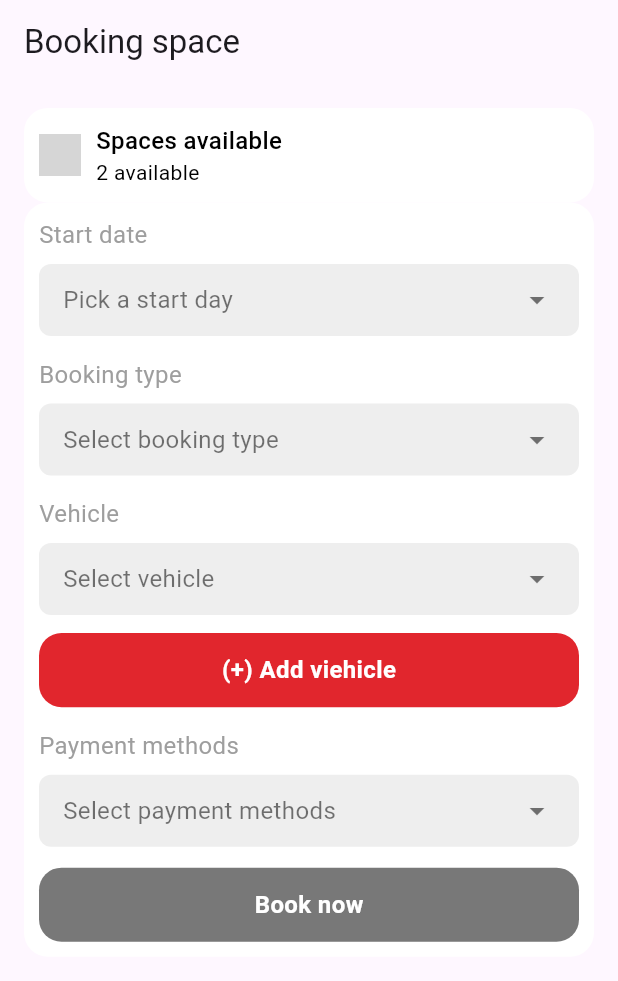
After one commit to crazyfeyn/Parking-app, a Flutter app: the screen it shows after launch, on a phone screen of 412 x 824 dp. The commit adds this screen. Shown: the top 981 px of the screen. Run offline on Flutter 3.47's test engine with Material 3 defaults, Android fonts, the phone set to English and light mode, and no system bars; drawn by our look-alikes of zoom_tap_animation; our stand-ins replace dartz, dio, geocoding, geolocator, google_maps_flutter, location and 1 more; missing offline and left inert: flutter_stripe; grey boxes are pictures that could not be loaded.

Commit message:
booking type is done

```diff
--- a/lib/core/constants/app_constants.dart
+++ b/lib/core/constants/app_constants.dart
@@ -10,10 +10,21 @@ class AppConstants {
   static const Color whiteColor = Color(0xFFFFFFFF);
   static const Color blackColor = Color(0xFF000000);
   static const Color grayColor = Color(0xFFF2F2F3);
-  static const baseUrl = 'http://18.222.167.242:4444/itjobs/';
+  static const Color shadeColor = Color(0xFF787878);
+  static const baseUrl = 'http://127.0.0.1:8000/';
   static const String sharedId = 'idUser';
   static const String sharedToken = 'tokenUser';
   static const String boolHome = 'isGrid';
+  static const TextStyle textStyle_16 = TextStyle(
+    fontSize: 16,
+    fontWeight: FontWeight.w500,
+    color: AppConstants.blackColor,
+  );
+  static const TextStyle textStyle_14 = TextStyle(
+    fontSize: 14,
+    fontWeight: FontWeight.w400,
+    color: AppConstants.blackColor,
+  );
 }
 
 enum Status { loading, error, success, initial }
--- a/lib/core/widgets/button_widget.dart
+++ b/lib/core/widgets/button_widget.dart
@@ -22,7 +22,7 @@ class ButtonWidget extends StatelessWidget {
           borderRadius: BorderRadius.circular(
             AppDimens.BORDER_RADIUS_15,
           ),
-          color: AppConstants.mainColor,
+          color: bgColor ?? AppConstants.mainColor,
         ),
         child: Text(
           text,
--- /dev/null
+++ b/lib/core/widgets/white_back_widget.dart
@@ -0,0 +1,19 @@
+import 'package:flutter/material.dart';
+import 'package:flutter_application/core/constants/app_constants.dart';
+import 'package:flutter_application/core/constants/app_dimens.dart';
+import 'package:flutter_application/core/extension/extensions.dart';
+
+class WhiteBackWidget extends StatelessWidget {
+  final Widget widget;
+  const WhiteBackWidget({super.key, required this.widget});
+
+  @override
+  Widget build(BuildContext context) {
+    return Container(
+        decoration: BoxDecoration(
+            borderRadius: BorderRadius.circular(AppDimens.BORDER_RADIUS_16),
+            color: AppConstants.whiteColor),
+        padding: const EdgeInsets.all(AppDimens.PADDING_10),
+        child: widget);
+  }
+}
--- /dev/null
+++ b/lib/features/booking_space/presentation/pages/booking_space.dart
@@ -0,0 +1,53 @@
+import 'package:flutter/material.dart';
+import 'package:flutter_application/core/constants/app_constants.dart';
+import 'package:flutter_application/core/constants/app_dimens.dart';
+import 'package:flutter_application/core/extension/extensions.dart';
+import 'package:flutter_application/core/widgets/button_widget.dart';
+import 'package:flutter_application/core/widgets/white_back_widget.dart';
+import 'package:flutter_application/features/booking_space/presentation/widgets/available_spots_indicator.dart';
+import 'package:flutter_application/features/booking_space/presentation/widgets/booking_type_picker.dart';
+import 'package:flutter_application/features/booking_space/presentation/widgets/payment_method_picker.dart';
+import 'package:flutter_application/features/booking_space/presentation/widgets/start_date_picker_widget.dart';
+import 'package:flutter_application/features/booking_space/presentation/widgets/vehicle_type_picker.dart';
+
+class BookingSpaceScreen extends StatelessWidget {
+  const BookingSpaceScreen({super.key});
+
+  @override
+  Widget build(BuildContext context) {
+    return Scaffold(
+      appBar: AppBar(
+        title: const Text('Booking space'),
+      ),
+      body: Padding(
+        padding: const EdgeInsets.all(AppDimens.PADDING_16),
+        child: Column(
+          children: [
+            const AvailableSpotsIndicator(availableSpots: 2),
+            WhiteBackWidget(
+                widget: Column(
+              children: [
+                const StartDatePickerWidget(),
+                14.hs(),
+                BookingTypePicker(
+                  onStateChanged: (state) {},
+                ),
+                14.hs(),
+                VehicleTypePicker(
+                  onStateChanged: (state) {},
+                ),
+                14.hs(),
+                PaymentMethodPicker(onStateChanged: (state) {}),
+                14.hs(),
+                const ButtonWidget(
+                  text: 'Book now',
+                  bgColor: AppConstants.shadeColor,
+                )
+              ],
+            ))
+          ],
+        ),
+      ),
+    );
+  }
+}
--- /dev/null
+++ b/lib/features/booking_space/presentation/widgets/available_spots_indicator.dart
@@ -0,0 +1,34 @@
+import 'package:flutter/material.dart';
+import 'package:flutter_application/core/constants/app_constants.dart';
+import 'package:flutter_application/core/constants/app_dimens.dart';
+import 'package:flutter_application/core/extension/extensions.dart';
+import 'package:flutter_application/core/widgets/white_back_widget.dart';
+
+class AvailableSpotsIndicator extends StatelessWidget {
+  final int availableSpots;
+  const AvailableSpotsIndicator({super.key, required this.availableSpots});
+
+  @override
+  Widget build(BuildContext context) {
+    return WhiteBackWidget(
+      widget: Row(
+        children: [
+          Image.asset(
+            'assets/icons/warning_icon.png',
+            height: 28,
+            width: 28,
+          ),
+          10.ws(),
+          Column(
+            crossAxisAlignment: CrossAxisAlignment.start,
+            children: [
+              const Text('Spaces available', style: AppConstants.textStyle_16),
+              Text('$availableSpots available',
+                  style: AppConstants.textStyle_14),
+            ],
+          )
+        ],
+      ),
+    );
+  }
+}
--- /dev/null
+++ b/lib/features/booking_space/presentation/widgets/booking_type_picker.dart
@@ -0,0 +1,109 @@
+import 'package:flutter/material.dart';
+import 'package:zoom_tap_animation/zoom_tap_animation.dart';
+
+class BookingTypePicker extends StatefulWidget {
+  final Function(String?) onStateChanged;
+  final String? initialValue;
+
+  const BookingTypePicker({
+    super.key,
+    required this.onStateChanged,
+    this.initialValue,
+  });
+
+  @override
+  // ignore: library_private_types_in_public_api
+  _BookingTypePickerState createState() => _BookingTypePickerState();
+}
+
+class _BookingTypePickerState extends State<BookingTypePicker> {
+  String? selectedBookingType;
+
+  List<String> bookingTypes = [
+    'New York City, New York',
+    'Los Angeles, California',
+    'Chicago, Illinois',
+  ];
+
+  @override
+  void initState() {
+    super.initState();
+    selectedBookingType = widget.initialValue;
+  }
+
+  void _showStatesPicker() async {
+    await showModalBottomSheet(
+      context: context,
+      shape: const RoundedRectangleBorder(
+        borderRadius: BorderRadius.vertical(
+          top: Radius.circular(20),
+        ),
+      ),
+      builder: (BuildContext context) {
+        return ListView.builder(
+          itemCount: bookingTypes.length,
+          itemBuilder: (context, index) {
+            return ListTile(
+              title: Text(
+                bookingTypes[index],
+                style: const TextStyle(fontSize: 16),
+              ),
+              onTap: () {
+                setState(() {
+                  selectedBookingType = bookingTypes[index];
+                });
+                widget.onStateChanged(bookingTypes[index]);
+                Navigator.pop(context);
+              },
+            );
+          },
+        );
+      },
+    );
+  }
+
+  @override
+  Widget build(BuildContext context) {
+    return Column(
+      crossAxisAlignment: CrossAxisAlignment.start,
+      children: [
+        const Text(
+          'Booking type',
+          style: TextStyle(
+            fontSize: 16,
+            color: Colors.grey,
+          ),
+        ),
+        const SizedBox(height: 8),
+        ZoomTapAnimation(
+          onTap: _showStatesPicker,
+          child: Container(
+            padding: const EdgeInsets.symmetric(
+              horizontal: 16,
+              vertical: 12,
+            ),
+            decoration: BoxDecoration(
+              color: Colors.grey[200],
+              borderRadius: BorderRadius.circular(8),
+            ),
+            child: Row(
+              mainAxisAlignment: MainAxisAlignment.spaceBetween,
+              children: [
+                Text(
+                  selectedBookingType ?? 'Select booking type',
+                  style: TextStyle(
+                    color: selectedBookingType != null
+                        ? Colors.black
+                        : Colors.black54,
+                    fontSize: 16,
+                  ),
+                ),
+                const Icon(Icons.arrow_drop_down, color: Colors.black54),
+              ],
+            ),
+          ),
+        ),
+      ],
+    );
+  }
+}
--- /dev/null
+++ b/lib/features/booking_space/presentation/widgets/payment_method_picker.dart
@@ -0,0 +1,109 @@
+import 'package:flutter/material.dart';
+import 'package:zoom_tap_animation/zoom_tap_animation.dart';
+
+class PaymentMethodPicker extends StatefulWidget {
+  final Function(String?) onStateChanged;
+  final String? initialValue;
+
+  const PaymentMethodPicker({
+    super.key,
+    required this.onStateChanged,
+    this.initialValue,
+  });
+
+  @override
+  // ignore: library_private_types_in_public_api
+  _PaymentMethodPickerState createState() => _PaymentMethodPickerState();
+}
+
+class _PaymentMethodPickerState extends State<PaymentMethodPicker> {
+  String? selectedPaymentMethods;
+
+  List<String> paymentMethods = [
+    'New York City, New York',
+    'Los Angeles, California',
+    'Chicago, Illinois',
+  ];
+
+  @override
+  void initState() {
+    super.initState();
+    selectedPaymentMethods = widget.initialValue;
+  }
+
+  void _showStatesPicker() async {
+    await showModalBottomSheet(
+      context: context,
+      shape: const RoundedRectangleBorder(
+        borderRadius: BorderRadius.vertical(
+          top: Radius.circular(20),
+        ),
+      ),
+      builder: (BuildContext context) {
+        return ListView.builder(
+          itemCount: paymentMethods.length,
+          itemBuilder: (context, index) {
+            return ListTile(
+              title: Text(
+                paymentMethods[index],
+                style: const TextStyle(fontSize: 16),
+              ),
+              onTap: () {
+                setState(() {
+                  selectedPaymentMethods = paymentMethods[index];
+                });
+                widget.onStateChanged(paymentMethods[index]);
+                Navigator.pop(context);
+              },
+            );
+          },
+        );
+      },
+    );
+  }
+
+  @override
+  Widget build(BuildContext context) {
+    return Column(
+      crossAxisAlignment: CrossAxisAlignment.start,
+      children: [
+        const Text(
+          'Payment methods',
+          style: TextStyle(
+            fontSize: 16,
+            color: Colors.grey,
+          ),
+        ),
+        const SizedBox(height: 8),
+        ZoomTapAnimation(
+          onTap: _showStatesPicker,
+          child: Container(
+            padding: const EdgeInsets.symmetric(
+              horizontal: 16,
+              vertical: 12,
+            ),
+            decoration: BoxDecoration(
+              color: Colors.grey[200],
+              borderRadius: BorderRadius.circular(8),
+            ),
+            child: Row(
+              mainAxisAlignment: MainAxisAlignment.spaceBetween,
+              children: [
+                Text(
+                  selectedPaymentMethods ?? 'Select payment methods',
+                  style: TextStyle(
+                    color: selectedPaymentMethods != null
+                        ? Colors.black
+                        : Colors.black54,
+                    fontSize: 16,
+                  ),
+                ),
+                const Icon(Icons.arrow_drop_down, color: Colors.black54),
+              ],
+            ),
+          ),
+        ),
+      ],
+    );
+  }
+}
--- /dev/null
+++ b/lib/features/booking_space/presentation/widgets/start_date_picker_widget.dart
@@ -0,0 +1,81 @@
+import 'package:flutter/material.dart';
+import 'package:zoom_tap_animation/zoom_tap_animation.dart';
+
+class StartDatePickerWidget extends StatefulWidget {
+  const StartDatePickerWidget({super.key});
+
+  @override
+  State<StartDatePickerWidget> createState() => _StartDatePickerWidgetState();
+}
+
+class _StartDatePickerWidgetState extends State<StartDatePickerWidget>
+    with SingleTickerProviderStateMixin {
+  DateTime? selectedDate;
+
+  @override
+  void initState() {
+    super.initState();
+  }
+
+  Future<void> _pickDate() async {
+    DateTime? pickedDate = await showDatePicker(
+      context: context,
+      initialDate: selectedDate ?? DateTime.now(),
+      firstDate: DateTime(2000),
+      lastDate: DateTime(2100),
+    );
+
+    if (pickedDate != null) {
+      setState(() {
+        selectedDate = pickedDate;
+      });
+    }
+  }
+
+  @override
+  Widget build(BuildContext context) {
+    return Column(
+      crossAxisAlignment: CrossAxisAlignment.start,
+      children: [
+        const Text(
+          'Start date',
+          style: TextStyle(
+            fontSize: 16,
+            color: Colors.grey,
+          ),
+        ),
+        const SizedBox(height: 8),
+        ZoomTapAnimation(
+          onTap: () async {
+            await _pickDate();
+          },
+          child: Container(
+            padding: const EdgeInsets.symmetric(
+              horizontal: 16,
+              vertical: 12,
+            ),
+            decoration: BoxDecoration(
+              color: Colors.grey[200],
+              borderRadius: BorderRadius.circular(8),
+            ),
+            child: Row(
+              mainAxisAlignment: MainAxisAlignment.spaceBetween,
+              children: [
+                Text(
+                  selectedDate != null
+                      ? '${selectedDate!.year}-${selectedDate!.month.toString().padLeft(2, '0')}-${selectedDate!.day.toString().padLeft(2, '0')}'
+                      : 'Pick a start day',
+                  style: TextStyle(
+                    color: selectedDate != null ? Colors.black : Colors.black54,
+                    fontSize: 16,
+                  ),
+                ),
+                const Icon(Icons.arrow_drop_down, color: Colors.black54),
+              ],
+            ),
+          ),
+        ),
+      ],
+    );
+  }
+}
--- /dev/null
+++ b/lib/features/booking_space/presentation/widgets/vehicle_type_picker.dart
@@ -0,0 +1,117 @@
+import 'package:flutter/material.dart';
+import 'package:flutter_application/core/extension/extensions.dart';
+import 'package:flutter_application/core/widgets/button_widget.dart';
+import 'package:zoom_tap_animation/zoom_tap_animation.dart';
+
+class VehicleTypePicker extends StatefulWidget {
+  final Function(String?) onStateChanged;
+  final String? initialValue;
+
+  const VehicleTypePicker({
+    super.key,
+    required this.onStateChanged,
+    this.initialValue,
+  });
+
+  @override
+  // ignore: library_private_types_in_public_api
+  _VehicleTypePickerState createState() => _VehicleTypePickerState();
+}
+
+class _VehicleTypePickerState extends State<VehicleTypePicker> {
+  String? selectedVehicleTypes;
+
+  List<String> vehicleTypes = [
+    'New York City, New York',
+    'Los Angeles, California',
+    'Chicago, Illinois',
+  ];
+
+  @override
+  void initState() {
+    super.initState();
+    selectedVehicleTypes = widget.initialValue;
+  }
+
+  void _showStatesPicker() async {
+    await showModalBottomSheet(
+      context: context,
+      shape: const RoundedRectangleBorder(
+        borderRadius: BorderRadius.vertical(
+          top: Radius.circular(20),
+        ),
+      ),
+      builder: (BuildContext context) {
+        return ListView.builder(
+          itemCount: vehicleTypes.length,
+          itemBuilder: (context, index) {
+            return ListTile(
+              title: Text(
+                vehicleTypes[index],
+                style: const TextStyle(fontSize: 16),
+              ),
+              onTap: () {
+                setState(() {
+                  selectedVehicleTypes = vehicleTypes[index];
+                });
+                widget.onStateChanged(vehicleTypes[index]);
+                Navigator.pop(context);
+              },
+            );
+          },
+        );
+      },
+    );
+  }
+
+  @override
+  Widget build(BuildContext context) {
+    return Column(
+      children: [
+        Column(
+          crossAxisAlignment: CrossAxisAlignment.start,
+          children: [
+            const Text(
+              'Vehicle',
+              style: TextStyle(
+                fontSize: 16,
+                color: Colors.grey,
+              ),
+            ),
+            const SizedBox(height: 8),
+            ZoomTapAnimation(
+              onTap: _showStatesPicker,
+              child: Container(
+                padding: const EdgeInsets.symmetric(
+                  horizontal: 16,
+                  vertical: 12,
+                ),
+                decoration: BoxDecoration(
+                  color: Colors.grey[200],
+                  borderRadius: BorderRadius.circular(8),
+                ),
+                child: Row(
+                  mainAxisAlignment: MainAxisAlignment.spaceBetween,
+                  children: [
+                    Text(
+                      selectedVehicleTypes ?? 'Select vehicle',
+                      style: TextStyle(
+                        color: selectedVehicleTypes != null
+                            ? Colors.black
+                            : Colors.black54,
+                        fontSize: 16,
+                      ),
+                    ),
+                    const Icon(Icons.arrow_drop_down, color: Colors.black54),
+                  ],
+                ),
+              ),
+            ),
+          ],
+        ),
+        12.hs(),
+        ButtonWidget(text: '(+) Add viehicle'),
+      ],
+    );
+  }
+}
--- a/lib/main.dart
+++ b/lib/main.dart
@@ -1,11 +1,14 @@
 import 'package:flutter/material.dart';
 import 'package:flutter_application/core/constants/stripe_constants.dart';
+import 'package:flutter_application/features/booking_space/presentation/pages/booking_space.dart';
 import 'package:flutter_application/features/home/presentation/pages/main_screen.dart';
 import 'package:flutter_stripe/flutter_stripe.dart';
 
 void main(List<String> args) async {
   await _setup();
-  runApp(const MyApp());
+  runApp(
+    const MyApp(),
+  );
 }
 
 Future<void> _setup() async {
@@ -20,7 +23,7 @@ class MyApp extends StatelessWidget {
   Widget build(BuildContext context) {
     return const MaterialApp(
       debugShowCheckedModeBanner: false,
-      home: MainScreen(),
+      home: BookingSpaceScreen(),
     );
   }
 }
```
Also changed, not shown: lib/features/home/data/datasources/spots_service.dart (added, +27 -0 lines), lib/features/home/presentation/pages/home_screen.dart (+26 -3 lines), lib/features/profile/presentation/pages/profile_screen copy.dart (deleted, +0 -116 lines), assets/icons/image.png (added), assets/icons/location_mark_icon.png (added).
